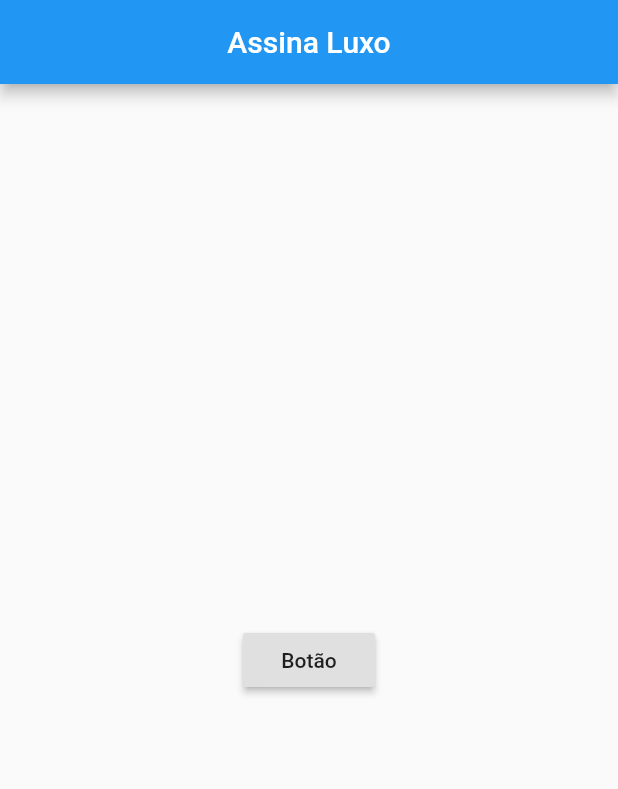
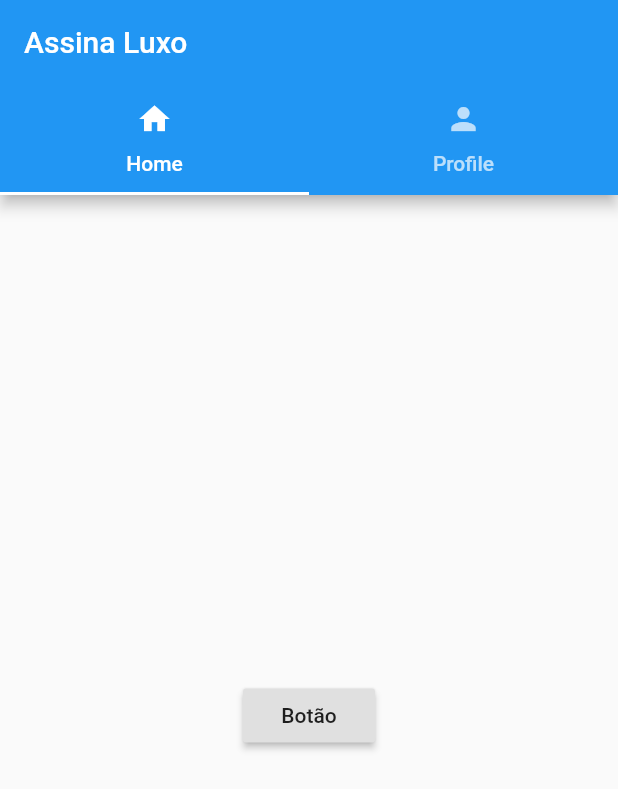
Before and after one commit to AngeloFilhoPS/flutter-study, a Flutter app: the screen it shows after launch, on a phone screen of 412 x 824 dp. Shown: the top 789 px of the screen. Run offline on Flutter 3.47's test engine with Material 2 defaults, Android fonts, the phone set to English and light mode, and no system bars.

Commit message:
tabBar  modulo 3-12

```diff
--- a/lib/main.dart
+++ b/lib/main.dart
@@ -1,5 +1,6 @@
 import 'package:flutter/material.dart';
 import 'package:flutter_webview/src/home.dart';
+import 'package:flutter_webview/src/homeTabBar.dart';
 import 'exemplo.dart';
 
 void main() => runApp(MeuApp());
@@ -8,13 +9,7 @@ class MeuApp extends StatelessWidget {
   @override
   Widget build(BuildContext context) {
     return MaterialApp(
-      home: Scaffold(
-        appBar: AppBar(
-          title: Text('Assina Luxo'),
-          centerTitle: true,
-        ),
-        body: HomePage(),
-      ),
+      home: HomeTabBar(),
     );
   }
 }
--- /dev/null
+++ b/lib/src/help.dart
@@ -0,0 +1,10 @@
+import 'package:flutter/material.dart';
+
+class HelpPage extends StatelessWidget {
+  @override
+  Widget build(BuildContext context) {
+    return Center(
+      child: Text('Ajuda'),
+    );
+  }
+}
--- /dev/null
+++ b/lib/src/homeTabBar.dart
@@ -0,0 +1,29 @@
+import 'package:flutter/material.dart';
+import 'package:flutter_webview/src/help.dart';
+import 'package:flutter_webview/src/home.dart';
+
+class HomeTabBar extends StatelessWidget {
+  @override
+  Widget build(BuildContext context) {
+    return DefaultTabController(
+      length: 2,
+      child: Scaffold(
+        appBar: AppBar(
+          title: Text('Assina Luxo'),
+          bottom: TabBar(
+            tabs: <Widget>[
+              Tab(
+                text: 'Home',
+                icon: Icon(Icons.home),
+              ),
+              Tab(text: 'Profile', icon: Icon(Icons.person))
+            ],
+          ),
+        ),
+        body: TabBarView(
+          children: <Widget>[HomePage(), HelpPage()],
+        ),
+      ),
+    );
+  }
+}
```
